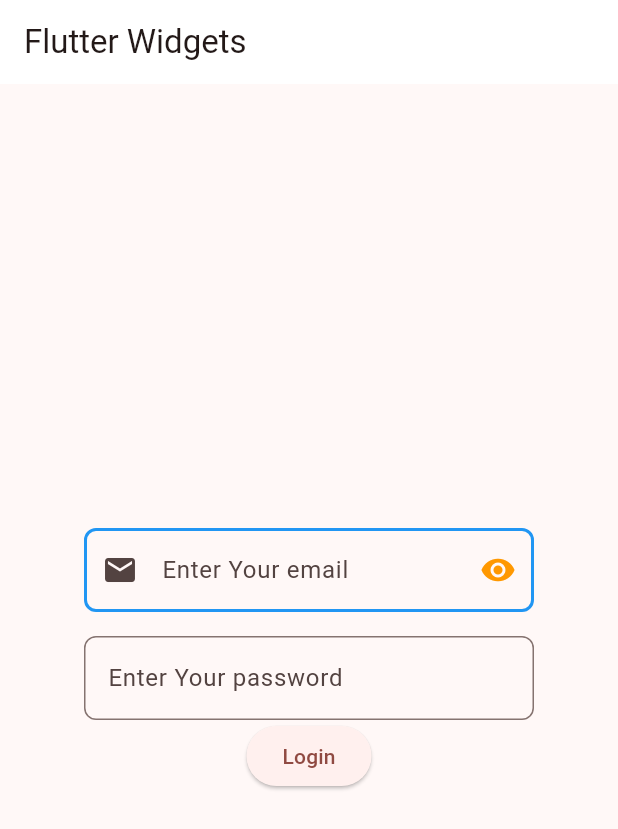
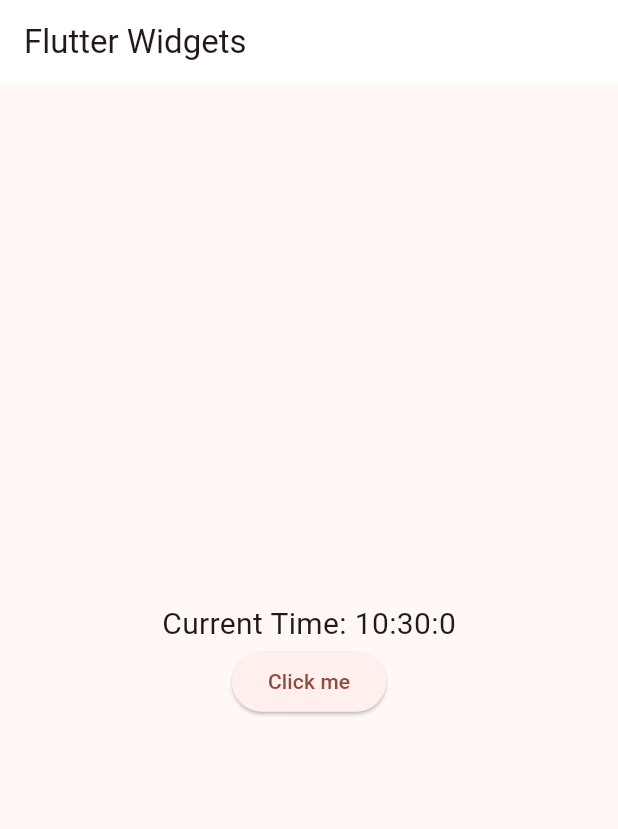
Before and after one commit to jainsourab99/FlutterAllTypeofButton, a Flutter app: the screen it shows after launch, on a phone screen of 412 x 824 dp. Shown: the top 829 px of the screen. Run offline on Flutter 3.47's test engine with Material 3 defaults, Android fonts, the phone set to English and light mode, and no system bars.

Commit message:
Date Time Widget

```diff
--- a/lib/main.dart
+++ b/lib/main.dart
@@ -51,12 +51,8 @@ class _MyHomePageState extends State<MyHomePage> {
 
   @override
   Widget build(BuildContext context) {
-    // This method is rerun every time setState is called, for instance as done
-    // by the _incrementCounter method above.
-    //
-    // The Flutter framework has been optimized to make rerunning build methods
-    // fast, so that you can just rebuild anything that needs updating rather
-    // than having to individually change instances of widgets.
+    var time = DateTime.now(); // Current time
+
     return Scaffold(
       appBar: AppBar(
         backgroundColor: Theme.of(context).colorScheme.onSecondary,
@@ -66,58 +62,20 @@ class _MyHomePageState extends State<MyHomePage> {
       ),
       body: Center(
         child: Container(
-          width: 300,
+          width: 200,
+          height: 200,
           child: Column(
             mainAxisAlignment: MainAxisAlignment.center,
             children: [
-              TextField(
-                keyboardType: TextInputType.emailAddress,
-                controller: emailText,
-                enabled: true,
-                decoration: InputDecoration(
-                    hintText: "Enter Your email",
-                    focusedBorder: OutlineInputBorder(
-                        borderRadius: BorderRadius.circular(8),
-                        borderSide: BorderSide(color: Colors.purple, width: 2)),
-                    enabledBorder: OutlineInputBorder(
-                        borderRadius: BorderRadius.circular(8),
-                        borderSide: BorderSide(color: Colors.blue, width: 2)),
-                    disabledBorder: OutlineInputBorder(
-                        borderRadius: BorderRadius.circular(8),
-                        borderSide: BorderSide(color: Colors.grey, width: 5)),
-                    // suffixText: "UserName Exist",
-                    suffixIcon: IconButton(
-                      icon: Icon(
-                        Icons.remove_red_eye,
-                        color: Colors.orange,
-                      ),
-                      onPressed: () {},
-                    ),
-                    prefixIcon: Icon(Icons.email)),
-              ),
-              Container(
-                height: 16,
-              ),
-              TextField(
-                keyboardType: TextInputType.multiline,
-                controller: passwordText,
-                obscureText: true,
-                obscuringCharacter: "*",
-                decoration: InputDecoration(
-                  hintText: "Enter Your password",
-                  border: OutlineInputBorder(
-                    borderRadius: BorderRadius.circular(8),
-                    borderSide: BorderSide(color: Colors.deepOrange),
-                  ),
-                ),
+              Text(
+                "Current Time: ${time.hour}:${time.minute}:${time.second}",
+                style: mTextStyle20(),
               ),
               ElevatedButton(
                   onPressed: () {
-                    String uname = emailText.text.toString();
-                    String pass = passwordText.text;
-                    print("Email: $uname, pass: $pass");
+                    setState(() {});
                   },
-                  child: Text("Login"))
+                  child: Text("Click me"))
             ],
           ),
         ),
```
